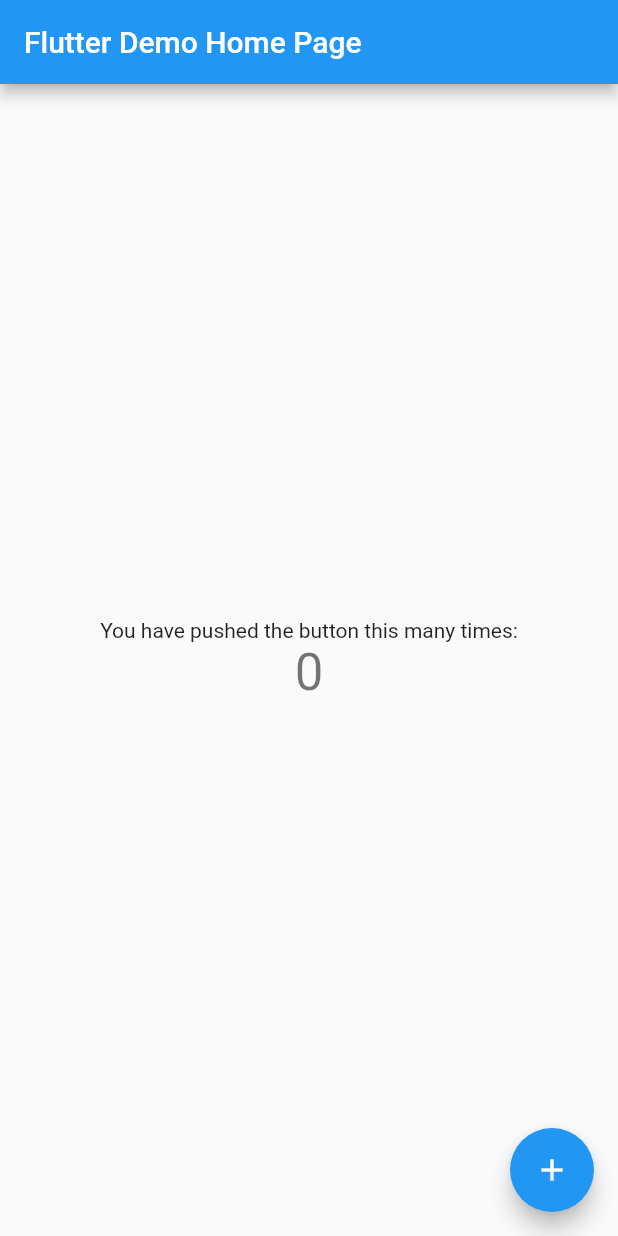
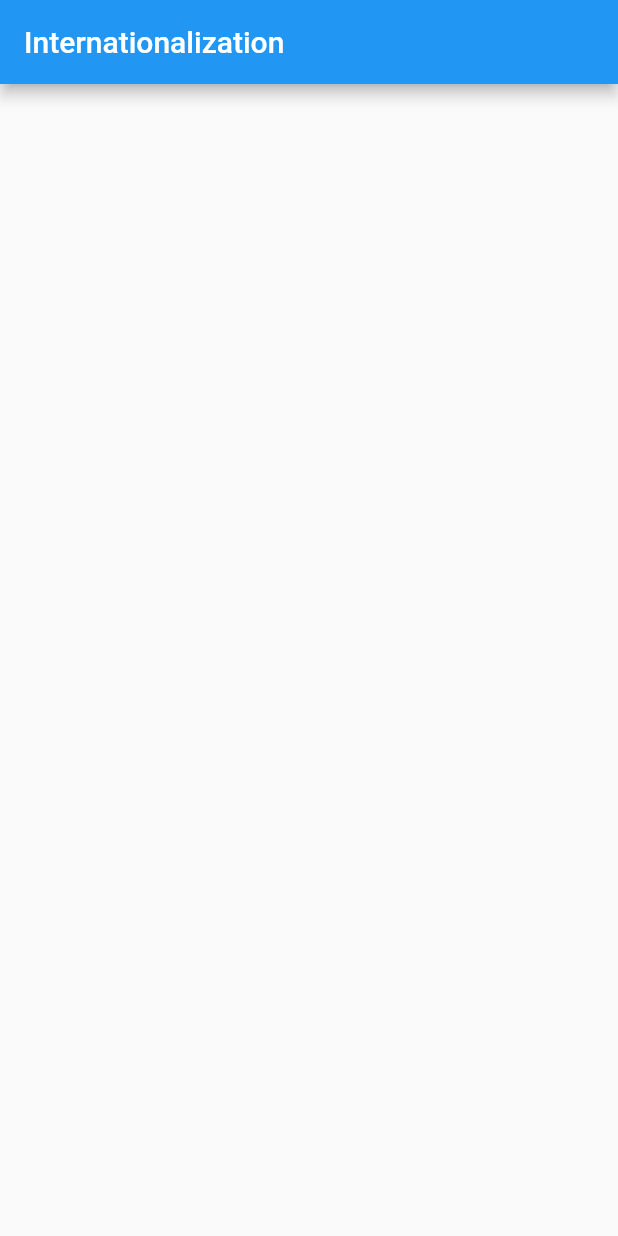
Before and after one commit to milo2005/flutter-with-coffee, a Flutter app: the screen it shows after launch, on a phone screen of 412 x 824 dp. Run offline on Flutter 3.47's test engine with Material 2 defaults, Android fonts, the phone set to English and light mode, and no system bars; generated files the repository leaves out were written again.

Commit message:
app_es added

```diff
--- /dev/null
+++ b/examples/internationalization/l10n.yaml
@@ -0,0 +1,3 @@
+arb-dir: lib/assets/l10n
+template-arb-file: app_en.arb
+output-localization-file: app_localizations.dart
--- /dev/null
+++ b/examples/internationalization/lib/HomePage.dart
@@ -0,0 +1,18 @@
+import 'package:flutter/material.dart';
+import 'package:flutter_gen/gen_l10n/app_localizations.dart';
+
+class HomePage extends StatelessWidget {
+  const HomePage({Key? key}) : super(key: key);
+
+  @override
+  Widget build(BuildContext context) {
+    return Scaffold(
+      appBar: AppBar(
+        title: Text(AppLocalizations.of(context)!.app_title),
+      ),
+      body: Column(
+        children: [],
+      ),
+    );
+  }
+}
--- a/examples/internationalization/lib/main.dart
+++ b/examples/internationalization/lib/main.dart
@@ -1,5 +1,6 @@
 import 'package:flutter/material.dart';
-import 'package:flutter_localizations/flutter_localizations.dart';
+import 'package:flutter_gen/gen_l10n/app_localizations.dart';
+import 'package:internationalization/HomePage.dart';
 
 void main() {
   runApp(const MyApp());
@@ -8,118 +9,16 @@
 class MyApp extends StatelessWidget {
   const MyApp({super.key});
 
-  // This widget is the root of your application.
   @override
   Widget build(BuildContext context) {
     return MaterialApp(
       title: 'Flutter Demo',
-      localizationsDelegates: const [
-        GlobalWidgetsLocalizations.delegate,
-        GlobalMaterialLocalizations.delegate,
-        GlobalCupertinoLocalizations.delegate,
-      ],
-      supportedLocales: const [
-        Locale('en', ''),
-        Locale('es', ''),
-      ],
+      localizationsDelegates: AppLocalizations.localizationsDelegates,
+      supportedLocales: AppLocalizations.supportedLocales,
       theme: ThemeData(
-        // This is the theme of your application.
-        //
-        // Try running your application with "flutter run". You'll see the
-        // application has a blue toolbar. Then, without quitting the app, try
-        // changing the primarySwatch below to Colors.green and then invoke
-        // "hot reload" (press "r" in the console where you ran "flutter run",
-        // or simply save your changes to "hot reload" in a Flutter IDE).
-        // Notice that the counter didn't reset back to zero; the application
-        // is not restarted.
         primarySwatch: Colors.blue,
       ),
-      home: const MyHomePage(title: 'Flutter Demo Home Page'),
+      home: const HomePage(),
     );
   }
 }
-
-class MyHomePage extends StatefulWidget {
-  const MyHomePage({super.key, required this.title});
-
-  // This widget is the home page of your application. It is stateful, meaning
-  // that it has a State object (defined below) that contains fields that affect
-  // how it looks.
-
-  // This class is the configuration for the state. It holds the values (in this
-  // case the title) provided by the parent (in this case the App widget) and
-  // used by the build method of the State. Fields in a Widget subclass are
-  // always marked "final".
-
-  final String title;
-
-  @override
-  State<MyHomePage> createState() => _MyHomePageState();
-}
-
-class _MyHomePageState extends State<MyHomePage> {
-  int _counter = 0;
-
-  void _incrementCounter() {
-    setState(() {
-      // This call to setState tells the Flutter framework that something has
-      // changed in this State, which causes it to rerun the build method below
-      // so that the display can reflect the updated values. If we changed
-      // _counter without calling setState(), then the build method would not be
-      // called again, and so nothing would appear to happen.
-      _counter++;
-    });
-  }
-
-  @override
-  Widget build(BuildContext context) {
-    // This method is rerun every time setState is called, for instance as done
-    // by the _incrementCounter method above.
-    //
-    // The Flutter framework has been optimized to make rerunning build methods
-    // fast, so that you can just rebuild anything that needs updating rather
-    // than having to individually change instances of widgets.
-    return Scaffold(
-      appBar: AppBar(
-        // Here we take the value from the MyHomePage object that was created by
-        // the App.build method, and use it to set our appbar title.
-        title: Text(widget.title),
-      ),
-      body: Center(
-        // Center is a layout widget. It takes a single child and positions it
-        // in the middle of the parent.
-        child: Column(
-          // Column is also a layout widget. It takes a list of children and
-          // arranges them vertically. By default, it sizes itself to fit its
-          // children horizontally, and tries to be as tall as its parent.
-          //
-          // Invoke "debug painting" (press "p" in the console, choose the
-          // "Toggle Debug Paint" action from the Flutter Inspector in Android
-          // Studio, or the "Toggle Debug Paint" command in Visual Studio Code)
-          // to see the wireframe for each widget.
-          //
-          // Column has various properties to control how it sizes itself and
-          // how it positions its children. Here we use mainAxisAlignment to
-          // center the children vertically; the main axis here is the vertical
-          // axis because Columns are vertical (the cross axis would be
-          // horizontal).
-          mainAxisAlignment: MainAxisAlignment.center,
-          children: <Widget>[
-            const Text(
-              'You have pushed the button this many times:',
-            ),
-            Text(
-              '$_counter',
-              style: Theme.of(context).textTheme.headline4,
-            ),
-          ],
-        ),
-      ),
-      floatingActionButton: FloatingActionButton(
-        onPressed: _incrementCounter,
-        tooltip: 'Increment',
-        child: const Icon(Icons.add),
-      ), // This trailing comma makes auto-formatting nicer for build methods.
-    );
-  }
-}
--- a/examples/internationalization/pubspec.yaml
+++ b/examples/internationalization/pubspec.yaml
@@ -56,7 +56,7 @@
 
 # The following section is specific to Flutter packages.
 flutter:
-
+  generate: true
   # The following line ensures that the Material Icons font is
   # included with your application, so that you can use the icons in
   # the material Icons class.
```
Also changed, not shown: examples/internationalization/lib/assets/l10n/app_en.arb (added, +40 -0 lines), examples/internationalization/lib/assets/l10n/app_es.arb (added, +38 -0 lines).
